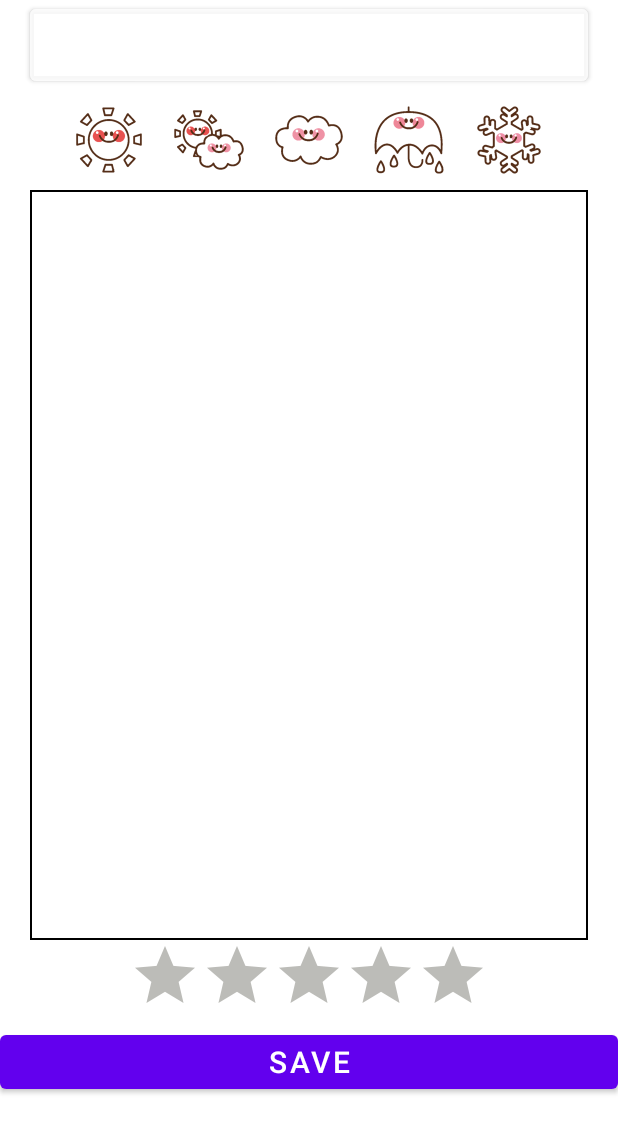
After one commit to jjy0709/DreamDP, an Android app: the layout activity_new_diary.xml on its own in the app's theme, with its tools: preview values and no code run, on a phone screen of 412 x 824 dp. The commit adds this screen. Shown: the top 1133 px of the screen. Run offline under Robolectric (Android 15) with nearby library versions, the phone set to English and light mode, and no system bars.

Commit message:
Add NewDiaryActivity & Rename files

```diff
--- a/app/src/main/java/com/example/dreamdp/ContactActivity.java
+++ b/app/src/main/java/com/example/dreamdp/ContactViewActivity.java
@@ -23,7 +23,7 @@ import java.io.FileWriter;
 import java.io.IOException;
 import java.io.InputStreamReader;
 
-public class ContactActivity extends Activity {
+public class ContactViewActivity extends Activity {
     @Override
     public void onCreate(Bundle savedInstanceState){
         super.onCreate(savedInstanceState);
--- /dev/null
+++ b/app/src/main/res/drawable/border.xml
@@ -0,0 +1,9 @@
+<?xml version="1.0" encoding="utf-8"?>
+<shape xmlns:android="http://schemas.android.com/apk/res/android"
+    android:shape="rectangle"
+    >
+    <solid android:color="#FFFFFFFF"/>
+    <stroke
+        android:width="2px"
+        android:color="#FF000000"/>
+</shape>
--- a/app/src/main/res/layout/activity_contact.xml
+++ b/app/src/main/res/layout/activity_contact.xml
@@ -4,6 +4,6 @@
     xmlns:tools="http://schemas.android.com/tools"
     android:layout_width="match_parent"
     android:layout_height="match_parent"
-    tools:context=".ContactActivity">
+    tools:context=".ContactViewActivity">
 
 </androidx.constraintlayout.widget.ConstraintLayout>
--- a/app/src/main/res/layout/activity_contact__snack_bar.xml
+++ b/app/src/main/res/layout/activity_contact_add.xml
@@ -6,7 +6,7 @@
     android:layout_width="300dp"
     android:layout_height="300dp"
     android:layout_gravity="center"
-    tools:context=".Contact_SnackBar">
+    tools:context=".ContactAddActivity">
 
     <LinearLayout
         android:layout_width="match_parent"
--- /dev/null
+++ b/app/src/main/res/layout/activity_new_diary.xml
@@ -0,0 +1,92 @@
+<?xml version="1.0" encoding="utf-8"?>
+<LinearLayout xmlns:android="http://schemas.android.com/apk/res/android"
+    xmlns:tools="http://schemas.android.com/tools"
+    android:layout_width="match_parent"
+    android:layout_height="match_parent"
+    android:background="#FFFFFF"
+    android:orientation="vertical"
+    tools:context=".DiaryFragment">
+    <ScrollView
+        android:layout_width="match_parent"
+        android:layout_height="match_parent">
+
+        <LinearLayout
+            android:layout_width="match_parent"
+            android:layout_height="match_parent"
+            android:orientation="vertical">
+
+            <Button
+                android:id="@+id/date_button"
+                android:layout_width="match_parent"
+                android:layout_height="60dp"
+                android:layout_marginLeft="20dp"
+                android:layout_marginRight="20dp"
+                android:backgroundTint="@color/material_on_primary_emphasis_medium"
+                android:textColor="@color/black" />
+
+            <RadioGroup
+                android:layout_width="wrap_content"
+                android:layout_height="wrap_content"
+                android:layout_gravity="center"
+                android:orientation="horizontal">
+
+                <androidx.appcompat.widget.AppCompatRadioButton
+                    android:id="@+id/sunny"
+                    android:layout_width="wrap_content"
+                    android:layout_height="wrap_content"
+                    android:button="@drawable/radio_button_sunny" />
+
+                <androidx.appcompat.widget.AppCompatRadioButton
+                    android:id="@+id/overcast"
+                    android:layout_width="wrap_content"
+                    android:layout_height="wrap_content"
+                    android:button="@drawable/radio_button_overcast" />
+
+                <androidx.appcompat.widget.AppCompatRadioButton
+                    android:id="@+id/cloudy"
+                    android:layout_width="wrap_content"
+                    android:layout_height="wrap_content"
+                    android:button="@drawable/radio_button_cloudy" />
+
+                <androidx.appcompat.widget.AppCompatRadioButton
+                    android:id="@+id/rainy"
+                    android:layout_width="wrap_content"
+                    android:layout_height="wrap_content"
+                    android:button="@drawable/radio_button_rainy" />
+
+                <androidx.appcompat.widget.AppCompatRadioButton
+                    android:id="@+id/snowy"
+                    android:layout_width="wrap_content"
+                    android:layout_height="wrap_content"
+                    android:button="@drawable/radio_button_snowy" />
+
+            </RadioGroup>
+
+            <EditText
+                android:layout_width="match_parent"
+                android:layout_height="500dp"
+                android:layout_marginLeft="20dp"
+                android:layout_marginRight="20dp"
+                android:gravity="top"
+                android:background="@drawable/border"
+                android:padding="10dp"
+                />
+
+            <RatingBar
+                android:id="@+id/daily_rating"
+                android:layout_width="wrap_content"
+                android:layout_height="wrap_content"
+                android:layout_gravity="center"
+                android:progressBackgroundTint="#BCBCB8"
+                android:progressTint="#FFFF00"
+                android:secondaryProgressTint="#FFE60B" />
+
+            <Button
+                android:id="@+id/save_diary"
+                android:layout_width="match_parent"
+                android:layout_height="wrap_content"
+                android:textSize="20dp"
+                android:text="Save"/>
+        </LinearLayout>
+    </ScrollView>
+</LinearLayout>
```
Also changed, not shown: app/src/main/AndroidManifest.xml (+10 -5 lines), app/src/main/java/com/example/dreamdp/ContactAddActivity.java (renamed from app/src/main/java/com/example/dreamdp/Contact_SnackBar.java, +8 -21 lines), app/src/main/java/com/example/dreamdp/ContactReviseActivity.java (renamed from app/src/main/java/com/example/dreamdp/Contact_Revise.java, +7 -7 lines), app/src/main/java/com/example/dreamdp/Contact_image.java (deleted, +0 -29 lines), app/src/main/java/com/example/dreamdp/ContactsFragment.java (+2 -15 lines), app/src/main/java/com/example/dreamdp/DiaryFragment.java (+0 -26 lines), app/src/main/java/com/example/dreamdp/MainActivity.java (+3 -7 lines), app/src/main/java/com/example/dreamdp/NewDiaryActivity.java (added, +51 -0 lines), app/src/main/res/layout/fragment_diary.xml (+3 -76 lines), app/src/main/res/layout/activity_contact_revise.xml (renamed from app/src/main/res/layout/activity_contact__revise.xml).
